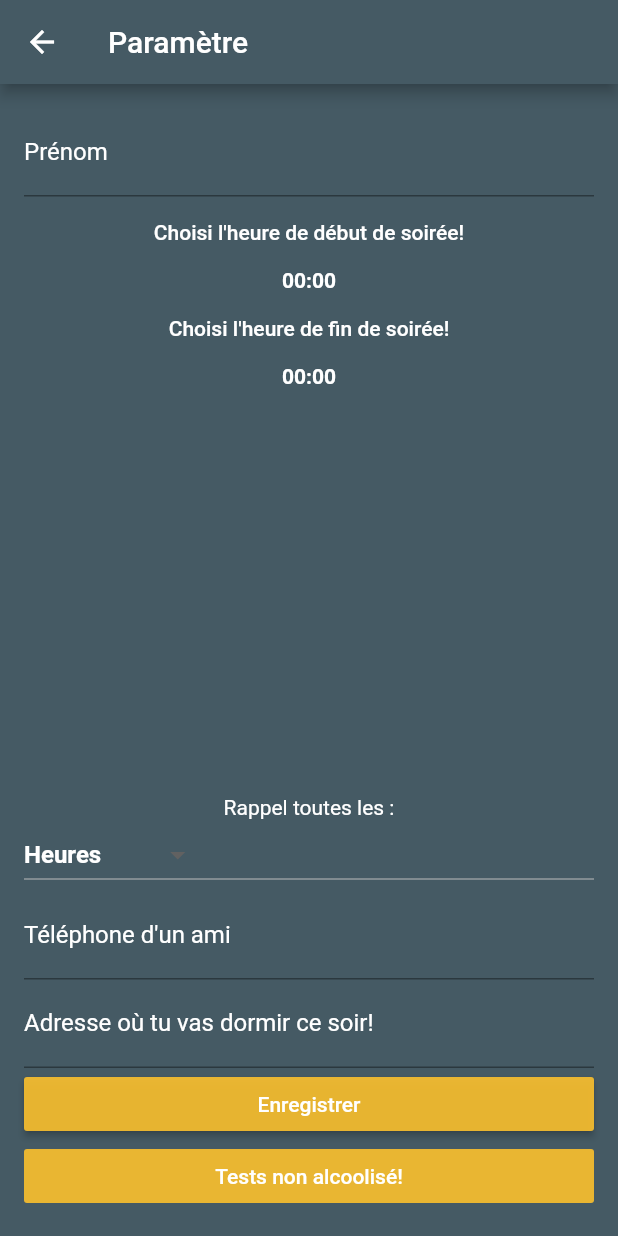
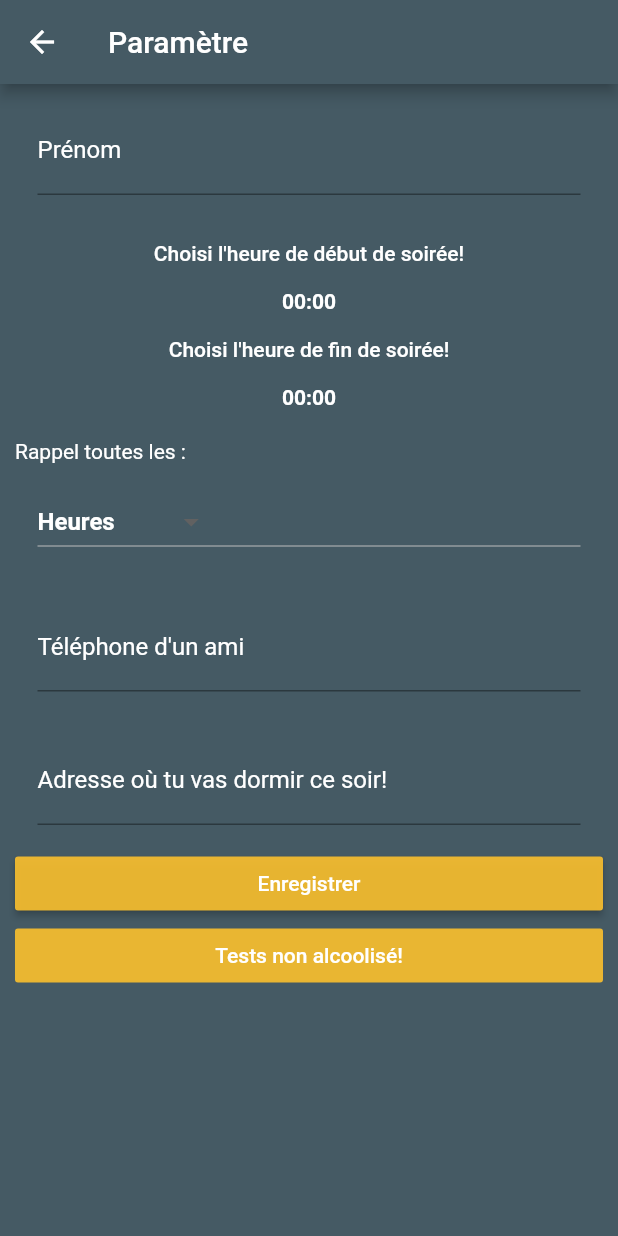
Before and after one commit to CamilleLeRoux/ELIM2019-20, a Flutter app: the screen it shows after launch, after a tap on the "settings" icon, on a phone screen of 412 x 824 dp. Run offline on Flutter 3.47's test engine with Material 2 defaults, Android fonts, the phone set to English and light mode, and no system bars; our stand-ins replace cloud_firestore, flutter_datetime_picker, sensors, shared_preferences; missing offline and left inert: k_means_cluster, scheduled_notifications; accounts and stored records are empty.

Commit message:
Ajout d'un nouvel utilisateur en base de donnée, affichage scrollable pour les settings

```diff
--- a/front/lib/BDD/DatabaseID.dart
+++ b/front/lib/BDD/DatabaseID.dart
@@ -1 +1 @@
-const idUser = "1";
+String idUser = "";
--- a/front/lib/BDD/DatabaseService.dart
+++ b/front/lib/BDD/DatabaseService.dart
@@ -1,6 +1,7 @@
 import 'package:cloud_firestore/cloud_firestore.dart';
 import 'package:front/BDD/DatabaseID.dart';
 import 'package:front/Model/scoreModel.dart';
+import 'package:shared_preferences/shared_preferences.dart';
 
 class DatabaseService{
   static final DatabaseService _instance = DatabaseService._internal();
@@ -13,6 +14,24 @@ class DatabaseService{
 
   DatabaseService._internal();
 
+  addNewUser (){
+    _db.collection("profil").getDocuments().then((QuerySnapshot snapshot){
+      var newId = snapshot.documents.length + 1;
+      _db.collection("profil").add({"id": newId});
+      idUser = newId.toString();
+      saveId();
+    });
+  }
+
+  saveId() async{
+    final prefs = await SharedPreferences.getInstance();
+    final key = "idUser";
+    final value = idUser;
+    prefs.setString(key, value);
+    print('savec $value');
+  }
+
+
   addScore(int score, bool drunk){
     _db.collection("profil").document(idUser).collection("testScore").add
       ({"score":score, "drunk": drunk, "timeStamp": DateTime.now().toString()});
@@ -20,7 +39,8 @@ class DatabaseService{
 
   getScores(){
     ScoreModel score;
-    _db.collection("profil").document("1").collection("testScore").getDocuments()
+    _db.collection("profil").document(idUser).collection("testScore")
+        .getDocuments()
         .then((QuerySnapshot snapshot){
           snapshot.documents.forEach((f)=>{
             score = new ScoreModel(f.data["score"],
--- a/front/lib/kMeans.dart
+++ b/front/lib/kMeans.dart
@@ -24,7 +24,7 @@ class kMeans{
     }).toList();
 
     instances.add(Instance([0, score], id:"new"));
-    List<Cluster> clusters = initialClusters(2, instances);
+    List<Cluster> clusters = initialClusters(3, instances);
 
     kmeans(clusters: clusters, instances: instances);
 
--- a/front/lib/ligneDroite.dart
+++ b/front/lib/ligneDroite.dart
@@ -46,12 +46,14 @@ class LigneDroiteState extends State<LigneDroite> with TickerProviderStateMixin
     _arrowAnimationController.addStatusListener((status) {
       if(status == AnimationStatus.completed) {
         accel.cancel();
+
         if(badpoints < 5){
           StateQuizz().score += 1;
         }
         Navigator.push(context,
             MaterialPageRoute(
                 builder: (context) => StateQuizz().getNextTest("")
+
             )
         );
       }
--- a/front/lib/main.dart
+++ b/front/lib/main.dart
@@ -3,11 +3,16 @@ import 'package:flutter/services.dart';
 import 'package:front/ligneDroite.dart';
 import 'package:front/testBdd.dart';
 import 'package:front/testBille.dart';
+import 'BDD/DatabaseID.dart';
+import 'BDD/DatabaseService.dart';
 import 'Sentence/sentence.dart';
 import 'settings.dart';
 import 'package:front/Mouvement/CountMouvement.dart';
 import 'package:front/colors.dart';
 import 'package:front/stateQuizz.dart';
+
+import 'package:shared_preferences/shared_preferences.dart';
+
 
 
 void main() {
@@ -39,6 +44,12 @@ class MyHomePage extends StatefulWidget {
 }
 
 class _MyHomePageState extends State<MyHomePage> {
+
+  @override
+  initState(){
+    super.initState();
+    checkIfID();
+  }
 
   @override
   Widget build(BuildContext context) {
@@ -76,7 +87,6 @@ class _MyHomePageState extends State<MyHomePage> {
           mainAxisAlignment: MainAxisAlignment.center,
           crossAxisAlignment: CrossAxisAlignment.stretch,
           children: <Widget>[
-
             Container(
             child:FlatButton(
                 color: PrimaryAssentColor,
@@ -100,100 +110,25 @@ class _MyHomePageState extends State<MyHomePage> {
               height: 140,
               margin: EdgeInsets.fromLTRB(10.0, 20.0, 10.0, 10.0),
             ),
-            /*FlatButton(
-              color: PrimaryAssentColor,
-              textColor: Colors.white,
-              disabledColor: Colors.grey,
-              disabledTextColor: Colors.black,
-              padding: EdgeInsets.all(8.0),
-              splashColor: Colors.blueAccent,
-              onPressed: () {
-                Navigator.push(context,
-                    MaterialPageRoute(
-                        builder: (context) => Sentence(0)
-                    )
-                );
-              },
-              child: Text(
-                "Phrase",
-              ),
-            ),
-            FlatButton(
-              color: PrimaryAssentColor,
-              textColor: Colors.white,
-              disabledColor: Colors.grey,
-              disabledTextColor: Colors.black,
-              padding: EdgeInsets.all(8.0),
-              splashColor: Colors.blueAccent,
-              onPressed: () {
-                Navigator.push(context,
-                    MaterialPageRoute(
-                        builder: (context) => CountMouvement(0)
-                    )
-                );
-              },
-              child: Text(
-                "Mouvement",
-              ),
-            ),
-            FlatButton(
-              color: PrimaryAssentColor,
-              textColor: Colors.white,
-              disabledColor: Colors.grey,
-              disabledTextColor: Colors.black,
-              padding: EdgeInsets.all(8.0),
-              splashColor: Colors.blueAccent,
-              onPressed: () {
-                Navigator.push(context,
-                    MaterialPageRoute(
-                        builder: (context) => LigneDroite(0)
-                    )
-                );
-              },
-              child: Text(
-                "Ligne",
-              ),
-            ),
-            FlatButton(
-              color: PrimaryAssentColor,
-              textColor: Colors.white,
-              disabledColor: Colors.grey,
-              disabledTextColor: Colors.black,
-              padding: EdgeInsets.all(8.0),
-              splashColor: Colors.blueAccent,
-              onPressed: () {
-                Navigator.push(context,
-                    MaterialPageRoute(
-                        builder: (context) => TestBille(0)
-                    )
-                );
-              },
-              child: Text(
-                "Bille",
-              ),
-            ),
-            FlatButton(
-              color: PrimaryAssentColor,
-              textColor: Colors.white,
-              disabledColor: Colors.grey,
-              disabledTextColor: Colors.black,
-              padding: EdgeInsets.all(8.0),
-              splashColor: Colors.blueAccent,
-              onPressed: () {
-                Navigator.push(context,
-                    MaterialPageRoute(
-                        builder: (context) => TestBdd()
-                    )
-                );
-              },
-              child: Text(
-                "Test bdd",
-              ),
-            ),*/
           ],
         ),
-
-      ), // This trailing comma makes auto-formatting nicer for build methods.
+      ),
     );
   }
+
+  checkIfID() async{
+    String _id = "";
+    SharedPreferences prefs = await SharedPreferences.getInstance();
+    _id = prefs.getString("idUser");
+    if(_id != "" && _id != null){
+      print("logged");
+    }else{
+      DatabaseService dbb = new DatabaseService();
+      dbb.addNewUser();
+      Navigator.pushReplacement(context, MaterialPageRoute(builder: (context)
+          => new Settings()));
+    }
+  }
+
+
 }
--- a/front/lib/settings.dart
+++ b/front/lib/settings.dart
@@ -8,6 +8,8 @@ import 'Sentence/sentence.dart';
 import 'package:front/stateQuizz.dart';
 import 'settingsModel.dart';
 import 'package:front/colors.dart';
+
+
 
 class Settings extends StatefulWidget {
   @override
@@ -46,15 +48,28 @@ class SettingsFormState extends State<Settings>{
       ),
       body: Container(
         decoration: new BoxDecoration(color: PrimaryColor),
-        padding:
-        const EdgeInsets.symmetric(vertical: 16.0, horizontal: 16.0),
+        padding: EdgeInsets.only(left: 10, right: 10),
         child: Builder(
           builder: (context) => Form(
             key: _formKey,
-            child: Column(
-              crossAxisAlignment: CrossAxisAlignment.stretch,
-              children: <Widget>[
-                TextFormField(
+            child: ListView(
+              children: form()
+            ),
+          ),
+        ),
+
+
+      ),
+    );
+  }
+
+
+
+  form(){
+    return <Widget>[
+      Padding(
+        padding: EdgeInsets.all(15.0),
+        child: TextFormField(
           decoration: InputDecoration(
             labelText: 'Prénom',
             labelStyle: TextStyle(
@@ -64,7 +79,7 @@ class SettingsFormState extends State<Settings>{
             focusedBorder: OutlineInputBorder(
               borderSide: const BorderSide(color: Colors.white, width: 2.0),
               borderRadius: BorderRadius.circular(25.0),
-                        )
+            ),
           ),
           validator: (value) {
             if(value.isEmpty){
@@ -74,6 +89,7 @@ class SettingsFormState extends State<Settings>{
           },
           onSaved: (value) => setState(() => _settingsModel.name =
               value),
+        ),
       ),
       FlatButton(
           onPressed: () {
@@ -123,13 +139,16 @@ class SettingsFormState extends State<Settings>{
             color: Colors.white
         ),
       ),
-                Spacer(),
-                Text(
+      Padding(
+        padding: EdgeInsets.only(top: 20.0),
+        child: Text(
           'Rappel toutes les : ',
           style: TextStyle(color: Colors.white),
-                  textAlign: TextAlign.center,
         ),
-                new Theme(
+      ),
+     Padding(
+       padding: EdgeInsets.all(15.0),
+       child:  new Theme(
          data: Theme.of(context).copyWith(
              canvasColor: PrimaryColor
          ),
@@ -153,7 +172,10 @@ class SettingsFormState extends State<Settings>{
            },
          ),
        ),
-                TextFormField(
+     ),
+      Padding(
+        padding: EdgeInsets.all(15.0),
+        child:  TextFormField(
           decoration: InputDecoration(
               labelText: 'Téléphone d\'un ami',
               labelStyle: TextStyle(
@@ -179,7 +201,10 @@ class SettingsFormState extends State<Settings>{
           onSaved: (value) => setState(() => _settingsModel.friendsNumber =
               value),
         ),
-                TextFormField(
+      ),
+     Padding(
+       padding: EdgeInsets.all(15.0),
+       child:TextFormField(
          decoration: InputDecoration(
              labelText: 'Adresse où tu vas dormir ce soir!',
              labelStyle: TextStyle(
@@ -200,6 +225,8 @@ class SettingsFormState extends State<Settings>{
          onSaved: (value) => setState(() => _settingsModel.address =
              value),
        ),
+     ),
+
       RaisedButton(
         color: PrimaryAssentColor,
         textColor: Colors.white,
@@ -243,35 +270,34 @@ class SettingsFormState extends State<Settings>{
           "Tests non alcoolisé!",
         ),
       ),
-              ],
-            ),
-          ),
-        ),
-
-
-      ),
-    );
+    ];
   }
 
-  void scheduleNotif() async{
-
-    final date1 =  _settingsModel.beginningParty;
-    final date2 =  _settingsModel.endingParty;
-    final difference = date2.difference(date1).inHours;
+  void scheduleNotif() async {
+    final date1 = _settingsModel.beginningParty;
+    final date2 = _settingsModel.endingParty;
+    final difference = date2
+        .difference(date1)
+        .inHours;
 
     print(difference);
 
     int firstNotification = await ScheduledNotifications.scheduleNotification(
-        new DateTime.now().add(new Duration(seconds: 0)).millisecondsSinceEpoch,
+        new DateTime.now()
+            .add(new Duration(seconds: 0))
+            .millisecondsSinceEpoch,
         "",
         "Notification",
         "A partir du début de la soirée une notification toutes les heures");
 
     switch (_selectedText) {
       case 'Heures':
-        for(int i = 0; i < difference; ++i){
-          int notificationId = await ScheduledNotifications.scheduleNotification(
-              _settingsModel.beginningParty.add(new Duration(hours: i)).millisecondsSinceEpoch,
+        for (int i = 0; i < difference; ++i) {
+          int notificationId = await ScheduledNotifications
+              .scheduleNotification(
+              _settingsModel.beginningParty
+                  .add(new Duration(hours: i))
+                  .millisecondsSinceEpoch,
               "Attention",
               "Tu es en soirée",
               "Fais le test avant d'utiliser ton tel");
@@ -279,9 +305,12 @@ class SettingsFormState extends State<Settings>{
         print("Heures");
         break;
       case '30 minutes':
-        for(int i = 0; i < difference*2; ++i){
-          int notificationId = await ScheduledNotifications.scheduleNotification(
-              _settingsModel.beginningParty.add(new Duration(minutes: 30*i)).millisecondsSinceEpoch,
+        for (int i = 0; i < difference * 2; ++i) {
+          int notificationId = await ScheduledNotifications
+              .scheduleNotification(
+              _settingsModel.beginningParty
+                  .add(new Duration(minutes: 30 * i))
+                  .millisecondsSinceEpoch,
               "Attention",
               "Tu es en soirée",
               "Fais le test avant d'utiliser ton tel");
@@ -289,9 +318,12 @@ class SettingsFormState extends State<Settings>{
         print("30 minutes");
         break;
       case '10 minutes':
-        for(int i = 0; i < difference*6; ++i){
-          int notificationId = await ScheduledNotifications.scheduleNotification(
-              _settingsModel.beginningParty.add(new Duration(minutes: 10*i)).millisecondsSinceEpoch,
+        for (int i = 0; i < difference * 6; ++i) {
+          int notificationId = await ScheduledNotifications
+              .scheduleNotification(
+              _settingsModel.beginningParty
+                  .add(new Duration(minutes: 10 * i))
+                  .millisecondsSinceEpoch,
               "Attention",
               "Tu es en soirée",
               "Fais le test avant d'utiliser ton tel");
@@ -300,13 +332,15 @@ class SettingsFormState extends State<Settings>{
         break;
       default:
         int notificationId = await ScheduledNotifications.scheduleNotification(
-              _settingsModel.beginningParty.add(new Duration(seconds: 10)).millisecondsSinceEpoch,
+            _settingsModel.beginningParty
+                .add(new Duration(seconds: 10))
+                .millisecondsSinceEpoch,
             "Attention",
             "Tu es en soirée",
             "Fais le test avant d'utiliser ton tel");
         print("default");
+    }
+  }
+
 
 }
-
-  }
-}
--- a/front/lib/stateQuizz.dart
+++ b/front/lib/stateQuizz.dart
@@ -27,21 +27,22 @@ class StateQuizz {
 
   StatefulWidget getNextTest(comingFrom){
     if(tests.isEmpty){
+
       DatabaseService().addScore(score, drunk);
       if(drunk){
         return kmeans.kMeansScore(score);
       }else{
-        print("hello" + tests.length.toString());
         initate();
-        print("hello 2" + tests.length.toString());
         return Settings();
       }
+
     }else{
+
       if(!comingFromMain) {
         DatabaseService().getScores();
         comingFromMain = true;
         if(comingFrom == "settings"){
-           drunk = false;
+          drunk = false;
         }
         return new Sentence(0);
       }
@@ -55,8 +56,8 @@ class StateQuizz {
   }
 
   StatefulWidget launchWidget(value){
-    print("va chercher une autre page " + value.toString() + "  "
-        + tests[value]);
+    print("va chercher une autre page " + tests[value]);
+
     if (tests[value] == "mvt") {
       tests.removeAt(value);
       return CountMouvement(0);
@@ -67,6 +68,7 @@ class StateQuizz {
       tests.removeAt(value);
       return TestBille(0);
     }
+
   }
 
   void initate(){
--- a/front/pubspec.yaml
+++ b/front/pubspec.yaml
@@ -23,6 +23,7 @@ dependencies:
   url_launcher: ^5.2.5
   k_means_cluster: ^0.2.2
   scheduled_notifications: ^1.0.0
+  shared_preferences: ^0.4.3
 
 
   # The following adds the Cupertino Icons font to your application.
```
Also changed, not shown: front/pubspec.lock, 2 other files. Lines whose indentation alone changed are shown as unchanged.
